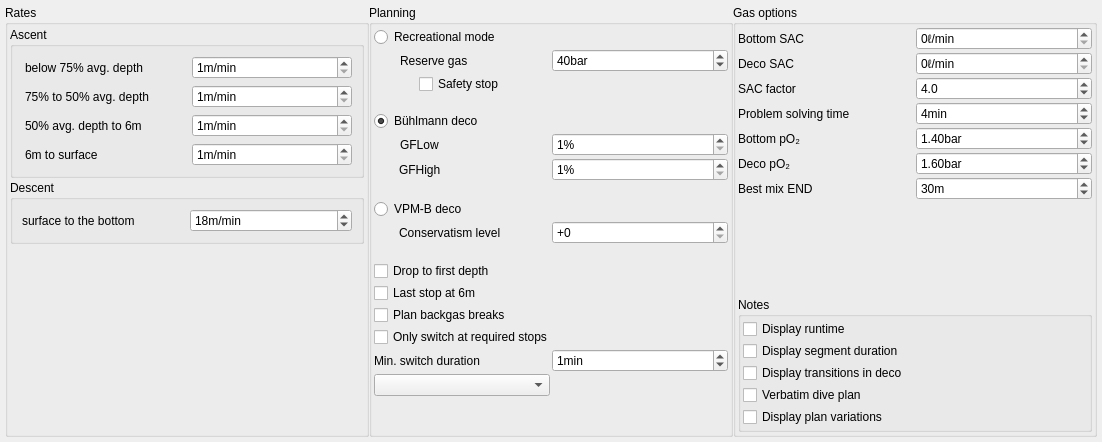
Above: desktop-widgets/plannerSettings.ui from subsurface/subsurface before the change. Below: the same form after it.
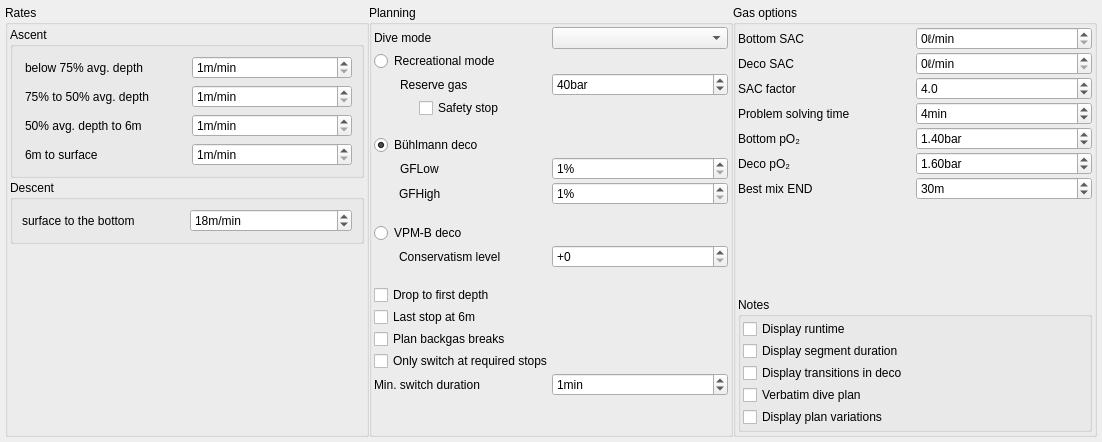
That is the form after the change.

Commit message:
Planner UI: Move dive mode UI element to the top of the column...
and add a label for it.

Diff of the .ui file:
```diff
--- a/desktop-widgets/plannerSettings.ui
+++ b/desktop-widgets/plannerSettings.ui
@@ -255,34 +255,7 @@
           <property name="spacing">
            <number>2</number>
           </property>
-          <item row="11" column="1">
-           <widget class="QRadioButton" name="vpmb_deco">
-            <property name="text">
-             <string>VPM-B deco</string>
-            </property>
-           </widget>
-          </item>
-          <item row="4" column="1">
-           <widget class="QRadioButton" name="buehlmann_deco">
-            <property name="text">
-             <string>Bühlmann deco</string>
-            </property>
-            <property name="checked">
-             <bool>true</bool>
-            </property>
-           </widget>
-          </item>
-          <item row="1" column="1">
-           <widget class="QLabel" name="label_reserve_gas">
-            <property name="text">
-             <string>Reserve gas</string>
-            </property>
-            <property name="indent">
-             <number>26</number>
-            </property>
-           </widget>
-          </item>
-          <item row="1" column="2">
+          <item row="2" column="2">
            <widget class="QSpinBox" name="reserve_gas">
             <property name="suffix">
              <string>bar</string>
@@ -301,20 +274,20 @@
             </property>
            </widget>
           </item>
-          <item row="9" column="2">
-           <widget class="QSpinBox" name="gfhigh">
-            <property name="suffix">
-             <string>%</string>
+          <item row="4" column="1">
+           <spacer name="verticalSpacer_6">
+            <property name="orientation">
+             <enum>Qt::Vertical</enum>
             </property>
-            <property name="minimum">
-             <number>1</number>
+            <property name="sizeHint" stdset="0">
+             <size>
+              <width>20</width>
+              <height>20</height>
+             </size>
             </property>
-            <property name="maximum">
-             <number>150</number>
-            </property>
-           </widget>
+           </spacer>
           </item>
-          <item row="17" column="1" colspan="2">
+          <item row="18" column="1" colspan="2">
            <widget class="QCheckBox" name="switch_at_req_stop">
             <property name="toolTip">
              <string>Postpone gas change if a stop is not required</string>
@@ -324,20 +297,17 @@
             </property>
            </widget>
           </item>
-          <item row="3" column="1">
-           <spacer name="verticalSpacer_6">
-            <property name="orientation">
-             <enum>Qt::Vertical</enum>
+          <item row="10" column="1">
+           <widget class="QLabel" name="label_gfhigh">
+            <property name="text">
+             <string>GFHigh</string>
             </property>
-            <property name="sizeHint" stdset="0">
-             <size>
-              <width>20</width>
-              <height>20</height>
-             </size>
+            <property name="indent">
+             <number>25</number>
             </property>
-           </spacer>
+           </widget>
           </item>
-          <item row="8" column="1">
+          <item row="9" column="1">
            <widget class="QLabel" name="label_gflow">
             <property name="text">
              <string>GFLow</string>
@@ -347,24 +317,54 @@
             </property>
            </widget>
           </item>
-          <item row="16" column="1" colspan="2">
+          <item row="9" column="2">
+           <widget class="QSpinBox" name="gflow">
+            <property name="suffix">
+             <string>%</string>
+            </property>
+            <property name="minimum">
+             <number>1</number>
+            </property>
+            <property name="maximum">
+             <number>150</number>
+            </property>
+           </widget>
+          </item>
+          <item row="15" column="1" colspan="2">
+           <widget class="QCheckBox" name="drop_stone_mode">
+            <property name="text">
+             <string>Drop to first depth</string>
+            </property>
+           </widget>
+          </item>
+          <item row="19" column="1">
+           <widget class="QLabel" name="label_4">
+            <property name="text">
+             <string>Min. switch duration</string>
+            </property>
+           </widget>
+          </item>
+          <item row="21" column="1">
+           <spacer name="verticalSpacer_2">
+            <property name="orientation">
+             <enum>Qt::Vertical</enum>
+            </property>
+            <property name="sizeHint" stdset="0">
+             <size>
+              <width>20</width>
+              <height>40</height>
+             </size>
+            </property>
+           </spacer>
+          </item>
+          <item row="17" column="1" colspan="2">
            <widget class="QCheckBox" name="backgasBreaks">
             <property name="text">
              <string>Plan backgas breaks</string>
             </property>
            </widget>
           </item>
-          <item row="9" column="1">
-           <widget class="QLabel" name="label_gfhigh">
-            <property name="text">
-             <string>GFHigh</string>
-            </property>
-            <property name="indent">
-             <number>25</number>
-            </property>
-           </widget>
-          </item>
-          <item row="18" column="2">
+          <item row="19" column="2">
            <widget class="QSpinBox" name="min_switch_duration">
             <property name="suffix">
              <string>min</string>
@@ -383,14 +383,14 @@
             </property>
            </widget>
           </item>
-          <item row="15" column="1" colspan="2">
+          <item row="16" column="1" colspan="2">
            <widget class="QCheckBox" name="lastStop">
             <property name="text">
              <string>Last stop at 6m</string>
             </property>
            </widget>
           </item>
-          <item row="0" column="1">
+          <item row="1" column="1">
            <widget class="QRadioButton" name="recreational_deco">
             <property name="toolTip">
              <string>Maximize bottom time allowed by gas and no decompression limits</string>
@@ -400,18 +400,8 @@
             </property>
            </widget>
           </item>
-          <item row="19" column="1">
-           <widget class="QComboBox" name="rebreathermode">
-            <property name="currentText">
-             <string/>
-            </property>
-            <property name="maxVisibleItems">
-             <number>6</number>
-            </property>
-           </widget>
-          </item>
-          <item row="8" column="2">
-           <widget class="QSpinBox" name="gflow">
+          <item row="10" column="2">
+           <widget class="QSpinBox" name="gfhigh">
             <property name="suffix">
              <string>%</string>
             </property>
@@ -423,34 +413,34 @@
             </property>
            </widget>
           </item>
-          <item row="14" column="1" colspan="2">
-           <widget class="QCheckBox" name="drop_stone_mode">
+          <item row="12" column="1">
+           <widget class="QRadioButton" name="vpmb_deco">
             <property name="text">
-             <string>Drop to first depth</string>
+             <string>VPM-B deco</string>
             </property>
            </widget>
           </item>
-          <item row="18" column="1">
-           <widget class="QLabel" name="label_4">
+          <item row="5" column="1">
+           <widget class="QRadioButton" name="buehlmann_deco">
             <property name="text">
-             <string>Min. switch duration</string>
+             <string>Bühlmann deco</string>
             </property>
+            <property name="checked">
+             <bool>true</bool>
+            </property>
            </widget>
           </item>
-          <item row="20" column="1">
-           <spacer name="verticalSpacer_2">
-            <property name="orientation">
-             <enum>Qt::Vertical</enum>
+          <item row="2" column="1">
+           <widget class="QLabel" name="label_reserve_gas">
+            <property name="text">
+             <string>Reserve gas</string>
             </property>
-            <property name="sizeHint" stdset="0">
-             <size>
-              <width>20</width>
-              <height>40</height>
-             </size>
+            <property name="indent">
+             <number>26</number>
             </property>
-           </spacer>
+           </widget>
           </item>
-          <item row="2" column="1" alignment="Qt::AlignHCenter">
+          <item row="3" column="1" alignment="Qt::AlignHCenter">
            <widget class="QCheckBox" name="safetystop">
             <property name="layoutDirection">
              <enum>Qt::LeftToRight</enum>
@@ -463,7 +453,7 @@
             </property>
            </widget>
           </item>
-          <item row="10" column="1">
+          <item row="11" column="1">
            <spacer name="verticalSpacer_7">
             <property name="orientation">
              <enum>Qt::Vertical</enum>
@@ -476,7 +466,7 @@
             </property>
            </spacer>
           </item>
-          <item row="13" column="1">
+          <item row="14" column="1">
            <spacer name="verticalSpacer_5">
             <property name="orientation">
              <enum>Qt::Vertical</enum>
@@ -489,7 +479,7 @@
             </property>
            </spacer>
           </item>
-          <item row="12" column="1">
+          <item row="13" column="1">
            <widget class="QLabel" name="label_vpmb_conservatism">
             <property name="text">
              <string>Conservatism level</string>
@@ -499,7 +489,7 @@
             </property>
            </widget>
           </item>
-          <item row="12" column="2">
+          <item row="13" column="2">
            <widget class="QSpinBox" name="vpmb_conservatism">
             <property name="prefix">
              <string>+</string>
@@ -509,6 +499,23 @@
             </property>
            </widget>
           </item>
+          <item row="0" column="2">
+           <widget class="QComboBox" name="rebreathermode">
+            <property name="currentText">
+             <string/>
+            </property>
+            <property name="maxVisibleItems">
+             <number>6</number>
+            </property>
+           </widget>
+          </item>
+          <item row="0" column="1">
+           <widget class="QLabel" name="label_dive_type">
+            <property name="text">
+             <string>Dive mode</string>
+            </property>
+           </widget>
+          </item>
          </layout>
         </widget>
        </item>
```
Left out of the diff: 3 changed lines with no effect on the pictures.
